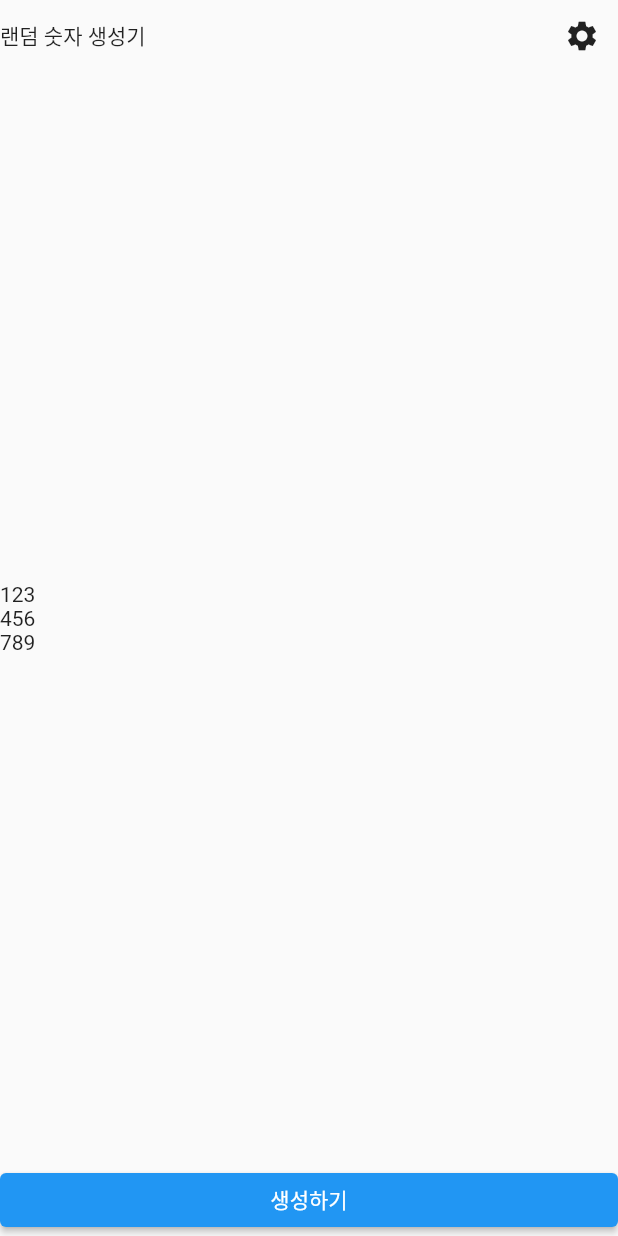
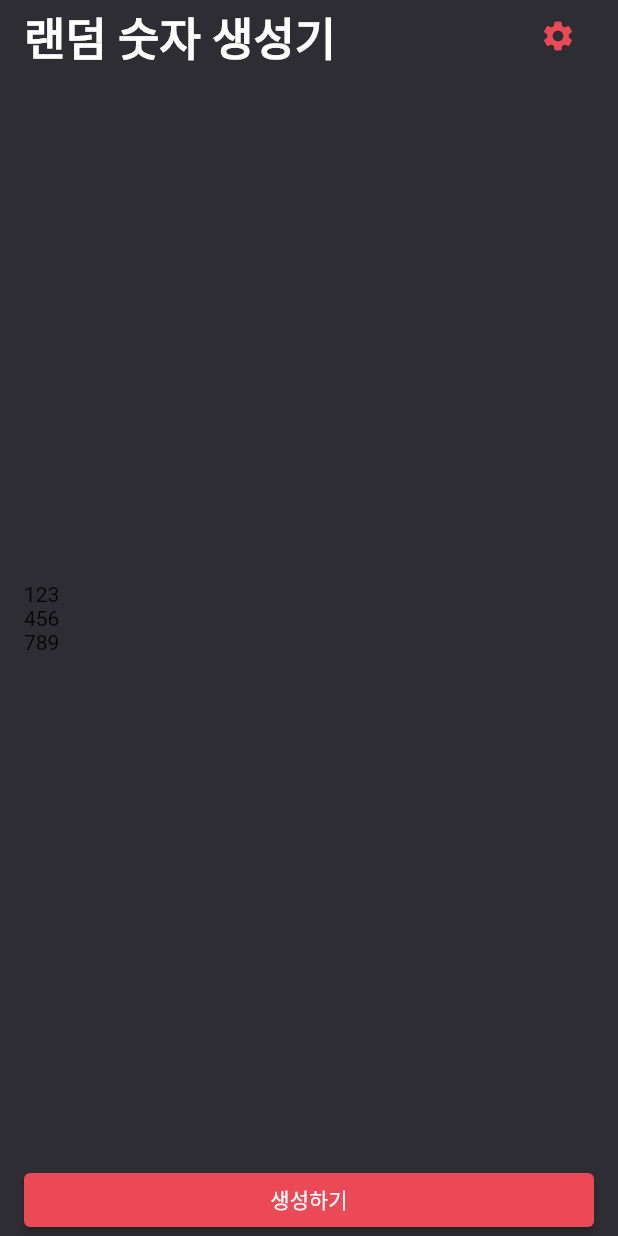
Before and after one commit to ohMinyoung22/flutter_randomNumber, a Flutter app: the screen it shows after launch, on a phone screen of 412 x 824 dp. Run offline on Flutter 3.47's test engine with Material 2 defaults, Android fonts, the phone set to English and light mode, and no system bars.

Commit message:
ButtonStyle, Padding

```diff
--- /dev/null
+++ b/lib/constant/color.dart
@@ -0,0 +1,5 @@
+import 'package:flutter/material.dart';
+
+const Color PRIMARY_COLOR = Color(0xFF2D2D33);
+const Color RED_COLOR = Color(0xFFEA4955);
+const Color BLUE_COLOR = Color(0xFF439FBF);
--- a/lib/screen/home_screen.dart
+++ b/lib/screen/home_screen.dart
@@ -1,4 +1,5 @@
 import 'package:flutter/material.dart';
+import 'package:random_number/constant/color.dart';
 
 class HomeScreen extends StatefulWidget {
   const HomeScreen({super.key});
@@ -11,14 +12,31 @@ class _HomeScreenState extends State<HomeScreen> {
   @override
   Widget build(BuildContext context) {
     return Scaffold(
+      backgroundColor: PRIMARY_COLOR,
       body: SafeArea(
+        child: Padding(
+          padding: const EdgeInsets.symmetric(
+            horizontal: 16,
+          ),
           child: Column(
             children: [
               Row(
                 mainAxisAlignment: MainAxisAlignment.spaceBetween,
                 children: [
-                Text('랜덤 숫자 생성기'),
-                IconButton(onPressed: () {}, icon: Icon(Icons.settings)),
+                  Text(
+                    '랜덤 숫자 생성기',
+                    style: TextStyle(
+                        color: Colors.white,
+                        fontSize: 30.0,
+                        fontWeight: FontWeight.bold),
+                  ),
+                  IconButton(
+                    onPressed: () {},
+                    icon: Icon(
+                      Icons.settings,
+                      color: RED_COLOR,
+                    ),
+                  ),
                 ],
               ),
               Expanded(
@@ -38,6 +56,7 @@ class _HomeScreenState extends State<HomeScreen> {
               SizedBox(
                 width: double.infinity,
                 child: ElevatedButton(
+                  style: ElevatedButton.styleFrom(backgroundColor: RED_COLOR),
                   onPressed: () {},
                   child: Text(
                     '생성하기',
@@ -47,6 +66,7 @@ class _HomeScreenState extends State<HomeScreen> {
             ],
           ),
         ),
+      ),
     );
   }
 }
```
Lines whose indentation alone changed are shown as unchanged.
